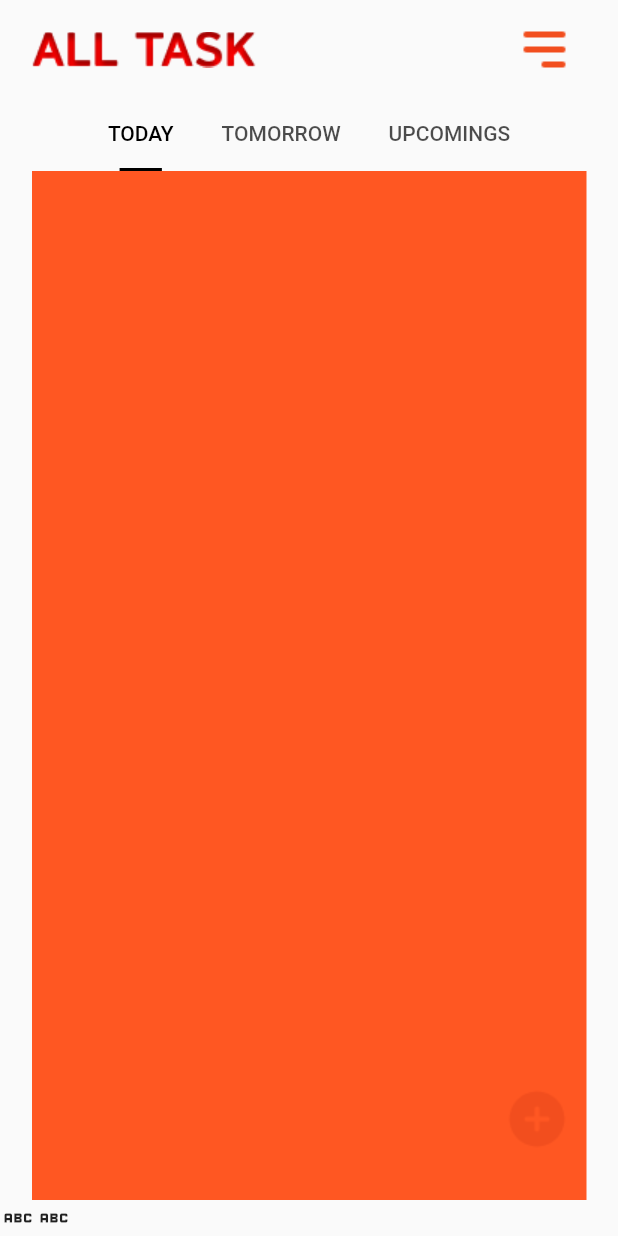
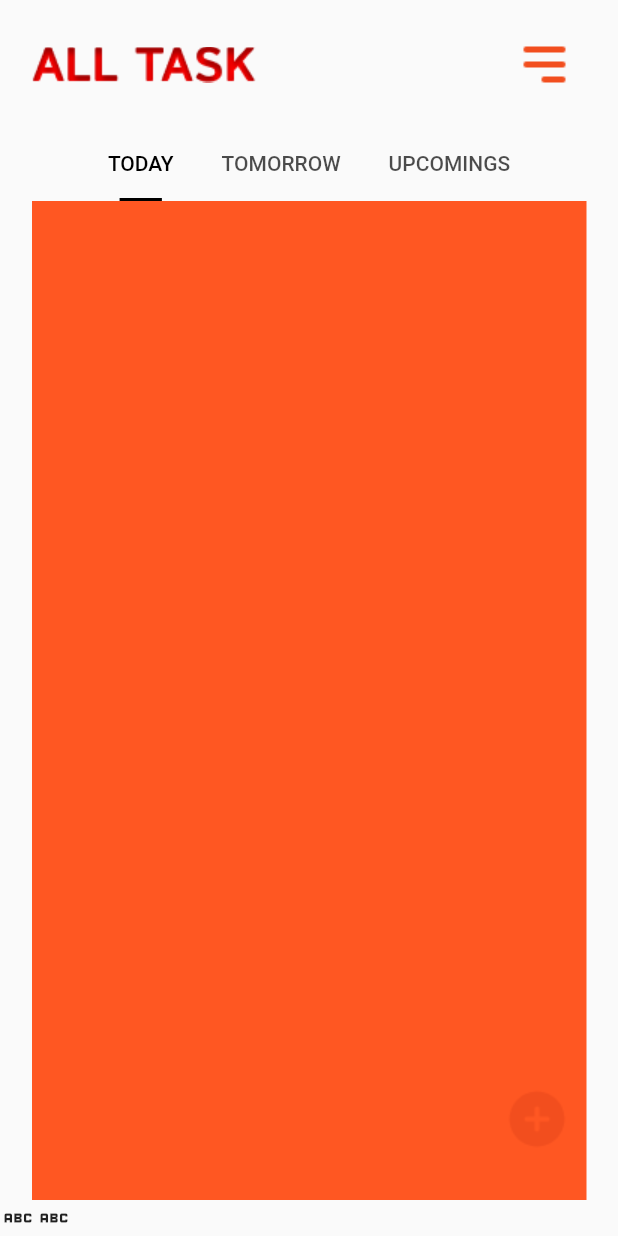
Before and after one commit to Elio-Muculo/todo_app, a Flutter app: the screen it shows after launch, on a phone screen of 412 x 824 dp. Run offline on Flutter 3.47's test engine with Material 2 defaults, Android fonts, the phone set to English and light mode, and no system bars.

Commit message:
fix safearea padding zone

```diff
--- a/lib/features/main_page/main_page.dart
+++ b/lib/features/main_page/main_page.dart
@@ -11,7 +11,7 @@ class MainPage extends StatelessWidget {
   Widget build(BuildContext context) {
     return Scaffold(
       appBar: const AppBarWIdget(),
-      body: TabBarWidget(),
+      body: const TabBarWidget(),
       floatingActionButton: IconButton(
         iconSize: 60,
         onPressed: () { },
--- a/lib/features/main_page/widgets/app_bar/app_bar_widget.dart
+++ b/lib/features/main_page/widgets/app_bar/app_bar_widget.dart
@@ -8,7 +8,7 @@ class AppBarWIdget extends StatelessWidget implements PreferredSizeWidget {
   Widget build(BuildContext context) {
     return SafeArea(
       child: Padding(
-        padding: const EdgeInsets.symmetric(vertical: 5, horizontal: 21),
+        padding: const EdgeInsets.symmetric(vertical: 15, horizontal: 21),
         child: Row(
           mainAxisAlignment: MainAxisAlignment.spaceBetween,
           children: [
```
